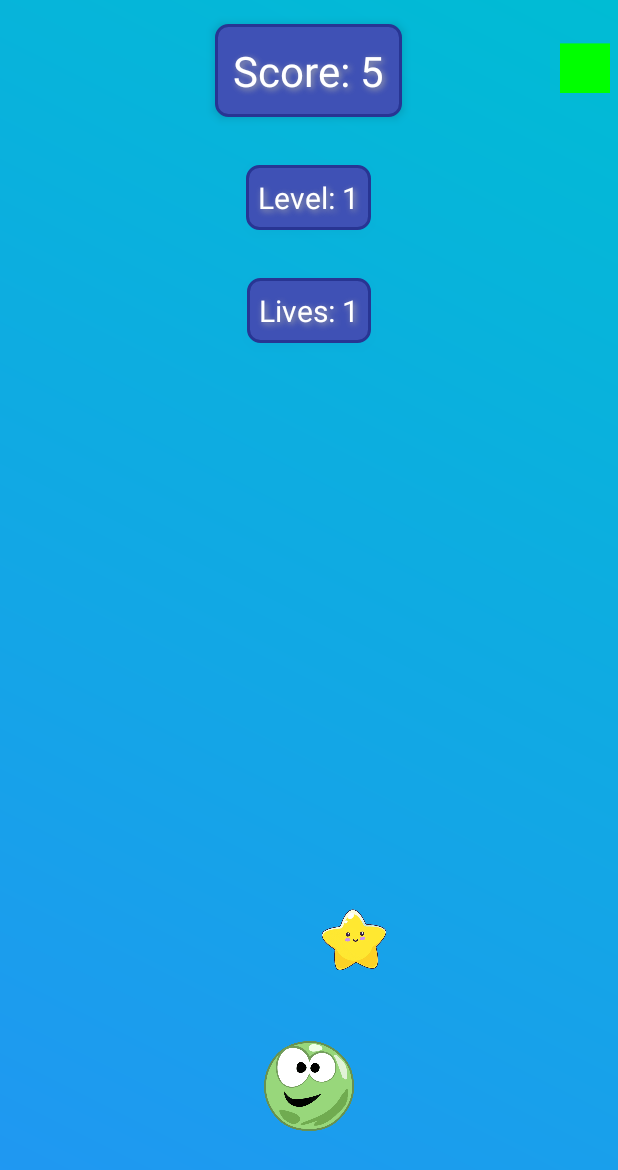
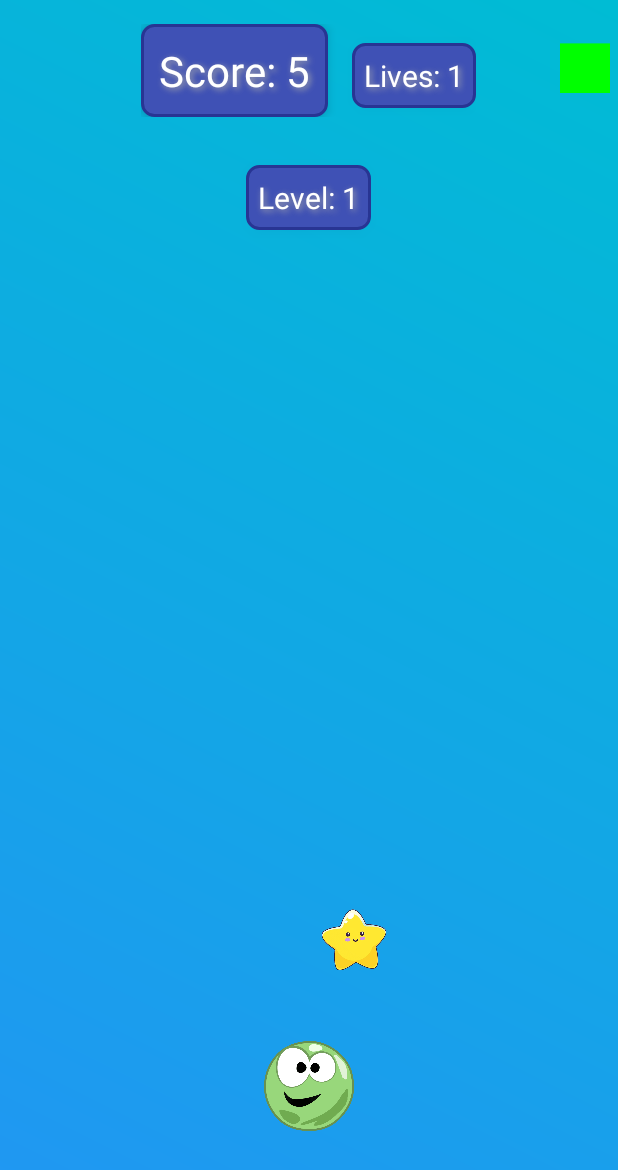
Before and after one commit to k-aghakhani/BallWallGame, an Android app: the screen it shows after launch (MainActivity), on a phone screen of 412 x 824 dp. Shown: the top 1170 px of the screen. Run offline under Robolectric (Android 15) with nearby library versions, the light colour scheme and no system bars.

Commit message:
I added a LinearLayout with id="scoreLivesLayout" which is oriented horizontally (android:orientation="horizontal"). This LinearLayout contains scoreText and livesText and is positioned at the top of the page and in the center.

```diff
--- a/app/src/main/res/layout/activity_main.xml
+++ b/app/src/main/res/layout/activity_main.xml
@@ -8,13 +8,16 @@
     android:background="@drawable/background_gradient"
     tools:context=".MainActivity">
 
+    <!-- LinearLayout to hold Score and Lives side by side -->
+    <LinearLayout
+        android:id="@+id/scoreLivesLayout"
+        android:layout_width="wrap_content"
+        android:layout_height="wrap_content"
+        android:orientation="horizontal"
+        android:layout_alignParentTop="true"
+        android:layout_centerHorizontal="true"
+        android:layout_margin="16dp">
 
-    <LinearLayout
-        android:orientation="horizontal"
-        android:layout_width="match_parent"
-        android:layout_height="wrap_content">
-
-    </LinearLayout>
         <!-- Score Text -->
         <TextView
             android:id="@+id/scoreText"
@@ -25,28 +28,7 @@
             android:textColor="@android:color/white"
             android:background="@drawable/score_background"
             android:padding="12dp"
-        android:layout_margin="16dp"
-        android:layout_alignParentTop="true"
-        android:layout_centerHorizontal="true"
-        android:elevation="4dp"
-        android:shadowColor="@android:color/darker_gray"
-        android:shadowDx="2"
-        android:shadowDy="2"
-        android:shadowRadius="5" />
-
-    <!-- Level Text -->
-    <TextView
-        android:id="@+id/levelText"
-        android:layout_width="wrap_content"
-        android:layout_height="wrap_content"
-        android:text="Level: 1"
-        android:textSize="20sp"
-        android:textColor="@android:color/white"
-        android:background="@drawable/score_background"
-        android:padding="8dp"
-        android:layout_margin="16dp"
-        android:layout_below="@id/scoreText"
-        android:layout_centerHorizontal="true"
+            android:layout_marginEnd="16dp"
             android:elevation="4dp"
             android:shadowColor="@android:color/darker_gray"
             android:shadowDx="2"
@@ -63,8 +45,26 @@
             android:textColor="@android:color/white"
             android:background="@drawable/score_background"
             android:padding="8dp"
+            android:elevation="4dp"
+            android:shadowColor="@android:color/darker_gray"
+            android:shadowDx="2"
+            android:shadowDy="2"
+            android:shadowRadius="5" />
+
+    </LinearLayout>
+
+    <!-- Level Text -->
+    <TextView
+        android:id="@+id/levelText"
+        android:layout_width="wrap_content"
+        android:layout_height="wrap_content"
+        android:text="Level: 1"
+        android:textSize="20sp"
+        android:textColor="@android:color/white"
+        android:background="@drawable/score_background"
+        android:padding="8dp"
         android:layout_margin="16dp"
-        android:layout_below="@id/levelText"
+        android:layout_below="@id/scoreLivesLayout"
         android:layout_centerHorizontal="true"
         android:elevation="4dp"
         android:shadowColor="@android:color/darker_gray"
```
Lines whose indentation alone changed are shown as unchanged.
